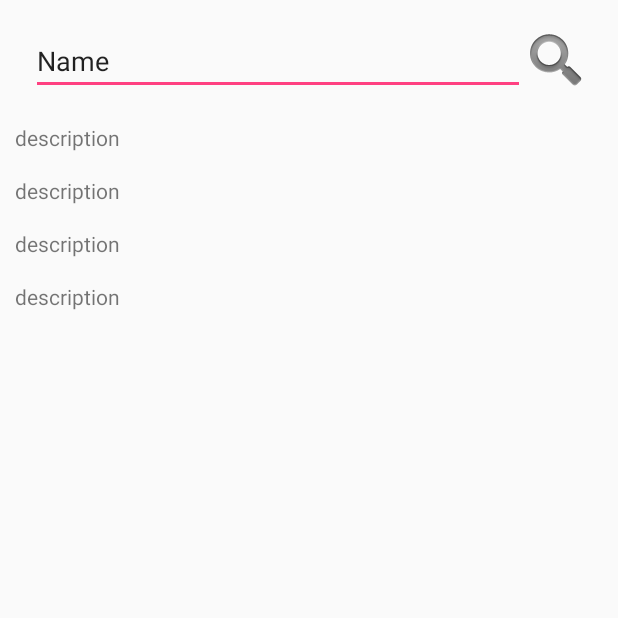
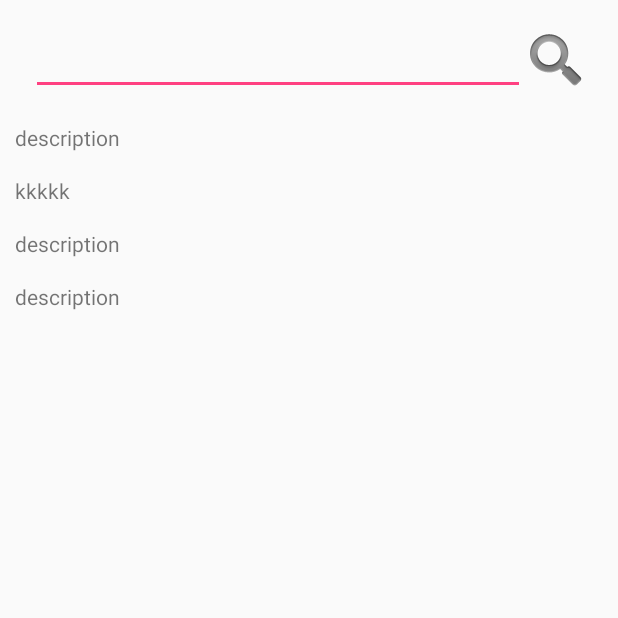
Before and after one commit to hyeinqq/SearchApplication, an Android app: the screen it shows after launch (MainActivity), on a phone screen of 412 x 824 dp, the top half of it. Run offline under Robolectric (Android 15) with nearby library versions, the phone set to English and light mode, and no system bars; our stand-ins replace data binding.

```diff
--- a/app/build.gradle
+++ b/app/build.gradle
@@ -1,8 +1,7 @@
 apply plugin: 'com.android.application'
 apply plugin: 'kotlin-android'
+apply plugin: 'kotlin-kapt'
 apply plugin: 'kotlin-android-extensions'
-
-apply plugin: 'kotlin-kapt'
 
 android {
     compileSdkVersion 28
@@ -20,9 +19,9 @@ android {
             proguardFiles getDefaultProguardFile('proguard-android.txt'), 'proguard-rules.pro'
         }
     }
-//    dataBinding {
-//        enabled = true
-//    }
+    dataBinding {
+        enabled = true
+    }
 }
 
 dependencies {
@@ -36,7 +35,7 @@ dependencies {
     implementation 'com.android.support:recyclerview-v7:28.0.0-alpha3'
     implementation 'com.google.code.gson:gson:2.8.5'
 
-//    kapt "com.android.databinding:compiler:3.1.3"
+    kapt "com.android.databinding:compiler:3.1.3"
 
 
 }
--- a/app/src/main/AndroidManifest.xml
+++ b/app/src/main/AndroidManifest.xml
@@ -9,7 +9,8 @@
         android:roundIcon="@mipmap/ic_launcher_round"
         android:supportsRtl="true"
         android:theme="@style/AppTheme">
-        <activity android:name=".MainActivity">
+        <activity android:name=".MainActivity"
+            android:windowSoftInputMode="adjustPan">
             <intent-filter>
                 <action android:name="android.intent.action.MAIN" />
 
--- a/app/src/main/java/com/example/hyein/searchapplication/ItemAdapter.kt
+++ b/app/src/main/java/com/example/hyein/searchapplication/ItemAdapter.kt
@@ -1,37 +1,25 @@
 package com.example.hyein.searchapplication
 
+import android.databinding.DataBindingUtil
 import android.support.v7.widget.RecyclerView
 import android.util.Log
 import android.view.LayoutInflater
-import android.view.View
 import android.view.ViewGroup
-import android.widget.TextView
+import com.example.hyein.searchapplication.databinding.ItemContentBinding
 import com.example.hyein.searchapplication.model.Item
 
 class ItemAdapter(private val itemList : ArrayList<Item>): RecyclerView.Adapter<ItemAdapter.ViewHolder>(){
 
-//    class ViewHolder(private val binding: ItemContentBinding): RecyclerView.ViewHolder(binding.root){
-//        fun bindTo(item: Item){
-//            Log.i("ITEM ", ""+item)
-////            binding.item = item
-//        }
-//    }
-
-    class ViewHolder(view :View): RecyclerView.ViewHolder(view){
-        private val itemTextView = view.findViewById<TextView>(R.id.itemTextView)
+    class ViewHolder(private val binding: ItemContentBinding): RecyclerView.ViewHolder(binding.root){
         fun bindTo(item: Item){
             Log.i("ITEM ", ""+item)
-            itemTextView.text = item.description
-//            binding.item = item
+            binding.item = item
         }
     }
 
-
     override fun onCreateViewHolder(parent: ViewGroup, p1: Int): ViewHolder{
         val inflater = LayoutInflater.from(parent.context)
-        val view = inflater.inflate(R.layout.item_content, parent, false)
-        return ViewHolder(view)
-//        return ViewHolder(DataBindingUtil.inflate(inflater, R.layout.item_content, parent, false))
+        return ViewHolder(DataBindingUtil.inflate(inflater, R.layout.item_content, parent, false))
     }
 
     override fun getItemCount(): Int = itemList.size
--- a/app/src/main/java/com/example/hyein/searchapplication/MainActivity.kt
+++ b/app/src/main/java/com/example/hyein/searchapplication/MainActivity.kt
@@ -17,14 +17,13 @@ class MainActivity : AppCompatActivity() {
         }
         recyclerView.adapter = ItemAdapter(getItem())
 
-
     }
 
     private fun getItem() : ArrayList<Item>{
         val item = Item("test","description")
         val list : ArrayList<Item> = ArrayList()
         list.add(item)
-        list.add(item)
+        list.add(Item("test","kkkkk"))
         list.add(item)
         list.add(item)
 
--- a/app/src/main/res/layout/activity_main.xml
+++ b/app/src/main/res/layout/activity_main.xml
@@ -22,8 +22,7 @@
             android:layout_height="wrap_content"
             android:layout_weight="0.8"
             android:ems="10"
-            android:inputType="textPersonName"
-            android:text="Name" />
+            android:inputType="textPersonName" />
 
         <ImageButton
             android:id="@+id/imageButton"
--- a/app/src/main/res/layout/item_content.xml
+++ b/app/src/main/res/layout/item_content.xml
@@ -1,37 +1,24 @@
 <?xml version="1.0" encoding="utf-8"?>
-<LinearLayout xmlns:android="http://schemas.android.com/apk/res/android"
-    xmlns:tools="http://schemas.android.com/tools"
-    android:layout_width="match_parent"
-    android:layout_height="wrap_content"
-    android:orientation="vertical">
 
-    <TextView
-        android:id="@+id/itemTextView"
-        android:layout_width="match_parent"
-        android:layout_height="wrap_content"
-        android:lines="2"
-        android:text="dfd"
-        tools:text="test \ntest \n test" />
-</LinearLayout>
-<!--<layout xmlns:android="http://schemas.android.com/apk/res/android"-->
-    <!--xmlns:tools="http://schemas.android.com/tools">-->
-    <!--<data>-->
-        <!--<import type="com.example.hyein.searchapplication.model.Item"/>-->
-        <!--<variable-->
-            <!--name="item"-->
-            <!--type="Item"/>-->
-    <!--</data>-->
+<layout xmlns:android="http://schemas.android.com/apk/res/android"
+    xmlns:tools="http://schemas.android.com/tools">
+    <data>
+        <import type="com.example.hyein.searchapplication.model.Item"/>
+        <variable
+            name="item"
+            type="Item"/>
+    </data>
 
-    <!--<LinearLayout-->
-        <!--android:orientation="vertical" android:layout_width="match_parent"-->
-        <!--android:layout_height="match_parent">-->
+    <LinearLayout
+        android:orientation="vertical" android:layout_width="match_parent"
+        android:layout_height="wrap_content">
 
-        <!--<TextView-->
-            <!--android:id="@+id/itemTextView"-->
-            <!--android:layout_width="match_parent"-->
-            <!--android:layout_height="wrap_content"-->
-            <!--android:lines="2"-->
-            <!--android:text="@{item.description}"-->
-            <!--tools:text="test \ntest \n test" />-->
-    <!--</LinearLayout>-->
-<!--</layout>-->
+        <TextView
+            android:id="@+id/itemTextView"
+            android:layout_width="match_parent"
+            android:layout_height="wrap_content"
+            android:lines="2"
+            android:text="@{item.description}"
+            tools:text="test \ntest \n test" />
+    </LinearLayout>
+</layout>
```
